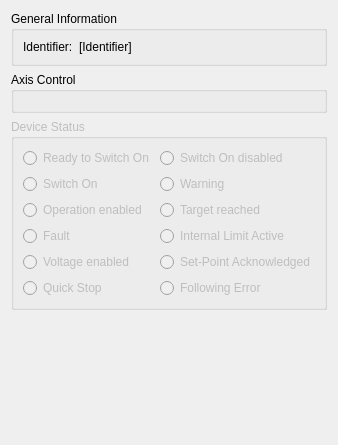
Qt form FaulhaberMCS/dockWidgetFaulhaberMCS.ui (itom-project/plugins) before a commit.
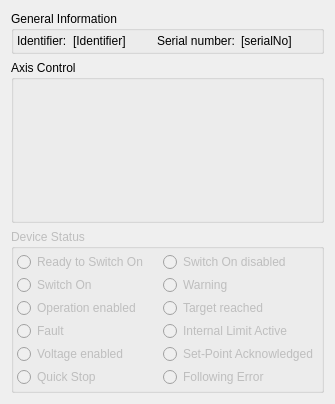
The same form after that commit. Custom widgets are drawn as their Qt base class.

Patch:
```diff
--- a/FaulhaberMCS/dockWidgetFaulhaberMCS.ui
+++ b/FaulhaberMCS/dockWidgetFaulhaberMCS.ui
@@ -7,73 +7,13 @@
     <x>0</x>
     <y>0</y>
     <width>335</width>
-    <height>445</height>
+    <height>393</height>
    </rect>
   </property>
   <property name="windowTitle">
    <string>Form</string>
   </property>
   <layout class="QGridLayout" name="gridLayout_2">
-   <item row="3" column="0">
-    <spacer name="verticalSpacer">
-     <property name="orientation">
-      <enum>Qt::Vertical</enum>
-     </property>
-     <property name="sizeHint" stdset="0">
-      <size>
-       <width>20</width>
-       <height>40</height>
-      </size>
-     </property>
-    </spacer>
-   </item>
-   <item row="0" column="0">
-    <widget class="QGroupBox" name="groupBoxGeneralInformation">
-     <property name="title">
-      <string>General Information</string>
-     </property>
-     <layout class="QHBoxLayout" name="horizontalLayout">
-      <item>
-       <widget class="QLabel" name="label">
-        <property name="sizePolicy">
-         <sizepolicy hsizetype="Maximum" vsizetype="Preferred">
-          <horstretch>0</horstretch>
-          <verstretch>0</verstretch>
-         </sizepolicy>
-        </property>
-        <property name="text">
-         <string>Identifier:</string>
-        </property>
-       </widget>
-      </item>
-      <item>
-       <widget class="QLabel" name="lblIdentifier">
-        <property name="sizePolicy">
-         <sizepolicy hsizetype="Preferred" vsizetype="Maximum">
-          <horstretch>0</horstretch>
-          <verstretch>0</verstretch>
-         </sizepolicy>
-        </property>
-        <property name="text">
-         <string>[Identifier]</string>
-        </property>
-       </widget>
-      </item>
-     </layout>
-    </widget>
-   </item>
-   <item row="1" column="0">
-    <widget class="QGroupBox" name="groupBoxAxisControl">
-     <property name="title">
-      <string>Axis Control</string>
-     </property>
-     <layout class="QGridLayout" name="gridLayout">
-      <item row="0" column="0">
-       <widget class="MotorAxisController" name="axisController"/>
-      </item>
-     </layout>
-    </widget>
-   </item>
    <item row="2" column="0">
     <widget class="QGroupBox" name="groupBoxDeviceStatus">
      <property name="enabled">
@@ -83,6 +23,21 @@
       <string>Device Status</string>
      </property>
      <layout class="QGridLayout" name="gridLayout_3">
+      <property name="leftMargin">
+       <number>3</number>
+      </property>
+      <property name="topMargin">
+       <number>3</number>
+      </property>
+      <property name="rightMargin">
+       <number>3</number>
+      </property>
+      <property name="bottomMargin">
+       <number>3</number>
+      </property>
+      <property name="spacing">
+       <number>3</number>
+      </property>
       <item row="5" column="0">
        <widget class="QRadioButton" name="radioButtonQuickStop">
         <property name="text">
@@ -215,6 +170,113 @@
      </layout>
     </widget>
    </item>
+   <item row="1" column="0">
+    <widget class="QGroupBox" name="groupBoxAxisControl">
+     <property name="title">
+      <string>Axis Control</string>
+     </property>
+     <layout class="QGridLayout" name="gridLayout">
+      <property name="leftMargin">
+       <number>3</number>
+      </property>
+      <property name="topMargin">
+       <number>3</number>
+      </property>
+      <property name="rightMargin">
+       <number>3</number>
+      </property>
+      <property name="bottomMargin">
+       <number>3</number>
+      </property>
+      <property name="spacing">
+       <number>3</number>
+      </property>
+      <item row="0" column="0">
+       <widget class="MotorAxisController" name="axisController">
+        <property name="sizePolicy">
+         <sizepolicy hsizetype="Preferred" vsizetype="Expanding">
+          <horstretch>0</horstretch>
+          <verstretch>0</verstretch>
+         </sizepolicy>
+        </property>
+        <property name="minimumSize">
+         <size>
+          <width>0</width>
+          <height>134</height>
+         </size>
+        </property>
+        <property name="numAxis">
+         <number>1</number>
+        </property>
+       </widget>
+      </item>
+     </layout>
+    </widget>
+   </item>
+   <item row="0" column="0">
+    <widget class="QGroupBox" name="groupBoxGeneralInformation">
+     <property name="title">
+      <string>General Information</string>
+     </property>
+     <layout class="QGridLayout" name="gridLayout_4">
+      <property name="leftMargin">
+       <number>3</number>
+      </property>
+      <property name="topMargin">
+       <number>3</number>
+      </property>
+      <property name="rightMargin">
+       <number>3</number>
+      </property>
+      <property name="bottomMargin">
+       <number>3</number>
+      </property>
+      <property name="verticalSpacing">
+       <number>3</number>
+      </property>
+      <item row="0" column="1">
+       <widget class="QLabel" name="label">
+        <property name="sizePolicy">
+         <sizepolicy hsizetype="Maximum" vsizetype="Preferred">
+          <horstretch>0</horstretch>
+          <verstretch>0</verstretch>
+         </sizepolicy>
+        </property>
+        <property name="text">
+         <string>Identifier:</string>
+        </property>
+       </widget>
+      </item>
+      <item row="0" column="3">
+       <widget class="QLabel" name="label_2">
+        <property name="text">
+         <string>Serial number:</string>
+        </property>
+       </widget>
+      </item>
+      <item row="0" column="2">
+       <widget class="QLabel" name="lblIdentifier">
+        <property name="sizePolicy">
+         <sizepolicy hsizetype="Preferred" vsizetype="Maximum">
+          <horstretch>0</horstretch>
+          <verstretch>0</verstretch>
+         </sizepolicy>
+        </property>
+        <property name="text">
+         <string>[Identifier]</string>
+        </property>
+       </widget>
+      </item>
+      <item row="0" column="4">
+       <widget class="QLabel" name="lblSerialNo">
+        <property name="text">
+         <string>[serialNo]</string>
+        </property>
+       </widget>
+      </item>
+     </layout>
+    </widget>
+   </item>
   </layout>
  </widget>
  <customwidgets>
```
